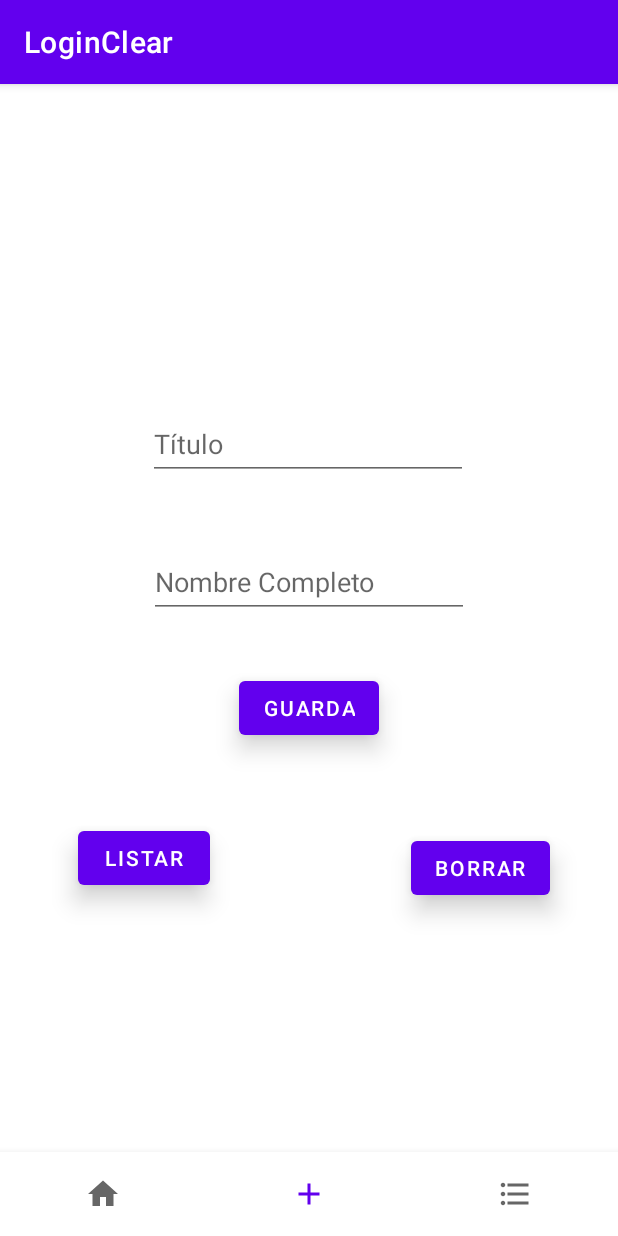
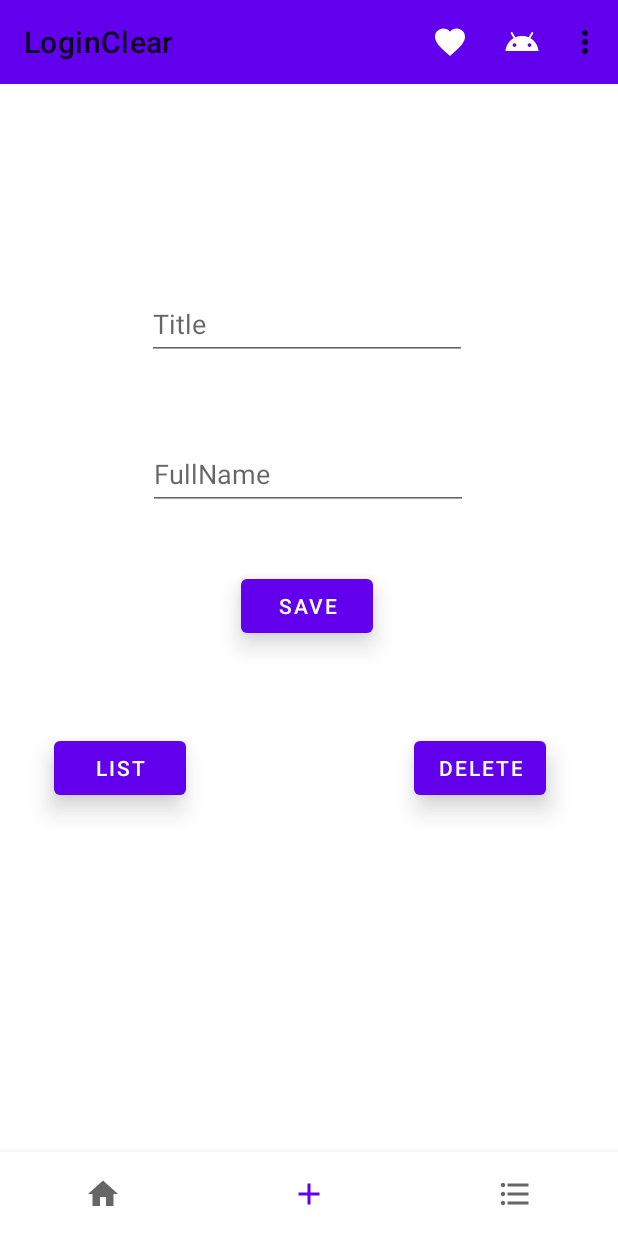
Before and after one commit to JosethF/FloresHerlin_Ciclos, an Android app: the screen it shows after launch (HomeActivity), item 2 of the bottom bar chosen, on a phone screen of 412 x 824 dp. Run offline under Robolectric (Android 15) with nearby library versions, the phone set to English and light mode, and no system bars.

Commit message:
Estaría terminado pero me han invitado a ver la nueva de Avatar así que xd xd

```diff
--- a/app/build.gradle
+++ b/app/build.gradle
@@ -38,6 +38,8 @@ dependencies {
     implementation 'androidx.appcompat:appcompat:1.5.1'
     implementation 'com.google.android.material:material:1.7.0'
     implementation 'androidx.constraintlayout:constraintlayout:2.1.4'
+    implementation 'androidx.preference:preference-ktx:1.2.0'
+    implementation 'androidx.lifecycle:lifecycle-viewmodel-ktx:2.4.0'
     testImplementation 'junit:junit:4.13.2'
     androidTestImplementation 'androidx.test.ext:junit:1.1.3'
     androidTestImplementation 'androidx.test.espresso:espresso-core:3.4.0'
--- a/app/src/main/java/com/example/loginclear/Fragments/FormFragment.kt
+++ b/app/src/main/java/com/example/loginclear/Fragments/FormFragment.kt
@@ -1,6 +1,5 @@
 package com.example.loginclear.Fragments
 
-import android.annotation.SuppressLint
 import android.app.AlertDialog
 import android.content.DialogInterface
 import android.os.Bundle
@@ -18,7 +17,6 @@ import com.example.loginclear.R
 class FormFragment(dbH: CicloDBHelper) : Fragment() {
     var dbHelper = dbH;
 
-    @SuppressLint("ResourceType")
     override fun onCreateView(
         inflater: LayoutInflater, container: ViewGroup?,
         savedInstanceState: Bundle?
@@ -38,6 +36,7 @@ class FormFragment(dbH: CicloDBHelper) : Fragment() {
             var id = dbHelper.getAllData().size
             dbHelper.insertCiclo(Ciclo(id, inputTitulo.toString(), inputFullName.toString()))
             Toast.makeText(context, "¡Ciclo Guardado!", Toast.LENGTH_SHORT).show()
+            Toast.makeText(context, "", Toast.LENGTH_SHORT).show()
             activity?.supportFragmentManager?.beginTransaction()?.replace(R.id.fragment_container,FormFragment(dbHelper))?.addToBackStack(null)?.commit()
         }
 
--- a/app/src/main/java/com/example/loginclear/Fragments/HomeFragment.kt
+++ b/app/src/main/java/com/example/loginclear/Fragments/HomeFragment.kt
@@ -15,5 +15,4 @@ class HomeFragment : Fragment() {
     ): View? {
         return inflater.inflate(R.layout.fragment_home, container, false)
     }
-
 }
--- a/app/src/main/java/com/example/loginclear/Fragments/ListFragment.kt
+++ b/app/src/main/java/com/example/loginclear/Fragments/ListFragment.kt
@@ -1,12 +1,10 @@
 package com.example.loginclear.Fragments
 
 import android.os.Bundle
-import android.util.Log
 import androidx.fragment.app.Fragment
 import android.view.LayoutInflater
 import android.view.View
 import android.view.ViewGroup
-import android.widget.Toast
 import androidx.recyclerview.widget.DividerItemDecoration
 import androidx.recyclerview.widget.LinearLayoutManager
 import androidx.recyclerview.widget.RecyclerView
--- /dev/null
+++ b/app/src/main/java/com/example/loginclear/Toolbar/HomeToolbar.kt
@@ -0,0 +1,12 @@
+package com.example.loginclear.Toolbar
+
+import android.view.MenuItem
+import androidx.appcompat.app.AppCompatActivity
+import com.example.loginclear.R
+
+class HomeToolbar {
+    fun show(activities : AppCompatActivity){
+        activities.setSupportActionBar(activities.findViewById(R.id.homeToolbar))
+        //activities.supportActionBar?.title = "ChangeLanguage"
+    }
+}
--- /dev/null
+++ b/app/src/main/res/drawable/ic_android.xml
@@ -0,0 +1,5 @@
+<vector android:height="24dp" android:tint="#FFFFFF"
+    android:viewportHeight="24" android:viewportWidth="24"
+    android:width="24dp" xmlns:android="http://schemas.android.com/apk/res/android">
+    <path android:fillColor="@android:color/white" android:pathData="M17.6,9.48l1.84,-3.18c0.16,-0.31 0.04,-0.69 -0.26,-0.85c-0.29,-0.15 -0.65,-0.06 -0.83,0.22l-1.88,3.24c-2.86,-1.21 -6.08,-1.21 -8.94,0L5.65,5.67c-0.19,-0.29 -0.58,-0.38 -0.87,-0.2C4.5,5.65 4.41,6.01 4.56,6.3L6.4,9.48C3.3,11.25 1.28,14.44 1,18h22C22.72,14.44 20.7,11.25 17.6,9.48zM7,15.25c-0.69,0 -1.25,-0.56 -1.25,-1.25c0,-0.69 0.56,-1.25 1.25,-1.25S8.25,13.31 8.25,14C8.25,14.69 7.69,15.25 7,15.25zM17,15.25c-0.69,0 -1.25,-0.56 -1.25,-1.25c0,-0.69 0.56,-1.25 1.25,-1.25s1.25,0.56 1.25,1.25C18.25,14.69 17.69,15.25 17,15.25z"/>
+</vector>
--- /dev/null
+++ b/app/src/main/res/drawable/ic_fav.xml
@@ -0,0 +1,5 @@
+<vector android:height="24dp" android:tint="#FFFFFF"
+    android:viewportHeight="24" android:viewportWidth="24"
+    android:width="24dp" xmlns:android="http://schemas.android.com/apk/res/android">
+    <path android:fillColor="@android:color/white" android:pathData="M12,21.35l-1.45,-1.32C5.4,15.36 2,12.28 2,8.5 2,5.42 4.42,3 7.5,3c1.74,0 3.41,0.81 4.5,2.09C13.09,3.81 14.76,3 16.5,3 19.58,3 22,5.42 22,8.5c0,3.78 -3.4,6.86 -8.55,11.54L12,21.35z"/>
+</vector>
--- a/app/src/main/res/layout/activity_home.xml
+++ b/app/src/main/res/layout/activity_home.xml
@@ -5,6 +5,28 @@
     android:layout_width="match_parent"
     android:layout_height="match_parent"
     tools:context=".HomeActivity">
+
+    <!--<include layout="@menu/home_toolbar"/>-->
+    <androidx.appcompat.widget.Toolbar
+        android:id="@+id/homeToolbar"
+        android:layout_width="match_parent"
+        android:layout_height="wrap_content"
+        android:background="?attr/colorPrimary"
+        android:minHeight="?attr/actionBarSize"
+        android:theme="?attr/actionBarTheme"
+        android:tag="@string/titleToolbar"
+        tools:ignore="MissingConstraints">
+    </androidx.appcompat.widget.Toolbar>
+
+    <FrameLayout
+        android:id="@+id/fragment_container"
+        android:layout_width="match_parent"
+        android:layout_height="0dp"
+        app:layout_constraintBottom_toTopOf="@+id/main_menu"
+        app:layout_constraintEnd_toEndOf="parent"
+        app:layout_constraintStart_toStartOf="parent"
+        app:layout_constraintTop_toBottomOf="@+id/homeToolbar">
+    </FrameLayout>
 
     <com.google.android.material.bottomnavigation.BottomNavigationView
         android:id="@+id/main_menu"
@@ -16,13 +38,4 @@
         app:layout_constraintStart_toEndOf="parent"
         app:menu="@menu/bottom_navigation" />
 
-    <FrameLayout
-        android:id="@+id/fragment_container"
-        android:layout_width="match_parent"
-        android:layout_height="0dp"
-        app:layout_constraintBottom_toTopOf="@+id/main_menu"
-        app:layout_constraintEnd_toEndOf="parent"
-        app:layout_constraintStart_toStartOf="parent"
-        app:layout_constraintTop_toTopOf="parent" />
-
 </androidx.constraintlayout.widget.ConstraintLayout>
--- a/app/src/main/res/layout/fragment_form.xml
+++ b/app/src/main/res/layout/fragment_form.xml
@@ -9,42 +9,43 @@
         android:id="@+id/txtTitle"
         android:layout_width="wrap_content"
         android:layout_height="wrap_content"
-        android:layout_marginTop="216dp"
+        android:layout_marginTop="136dp"
+        android:autofillHints=""
         android:ems="10"
-        android:hint="Título"
+        android:hint="@string/titleForm"
+        android:inputType="textPersonName"
+        android:minHeight="48dp"
+        app:layout_constraintEnd_toEndOf="parent"
+        app:layout_constraintHorizontal_bias="0.492"
+        app:layout_constraintStart_toStartOf="parent"
+        app:layout_constraintTop_toTopOf="parent" />
+
+    <EditText
+        android:id="@+id/txtFullName"
+        android:layout_width="wrap_content"
+        android:layout_height="wrap_content"
+        android:layout_marginTop="52dp"
+        android:autofillHints=""
+        android:ems="10"
+        android:hint="@string/fullNameForm"
         android:inputType="textPersonName"
         android:minHeight="48dp"
         app:layout_constraintEnd_toEndOf="parent"
         app:layout_constraintHorizontal_bias="0.497"
         app:layout_constraintStart_toStartOf="parent"
-        app:layout_constraintTop_toTopOf="parent"
-        android:autofillHints="" />
-
-    <EditText
-        android:id="@+id/txtFullName"
-        android:layout_width="wrap_content"
-        android:layout_height="wrap_content"
-        android:layout_marginTop="44dp"
-        android:ems="10"
-        android:hint="Nombre Completo"
-        android:inputType="textPersonName"
-        android:minHeight="48dp"
-        app:layout_constraintEnd_toEndOf="parent"
-        app:layout_constraintStart_toStartOf="parent"
-        app:layout_constraintTop_toBottomOf="@+id/txtTitle"
-        android:autofillHints="" />
-
+        app:layout_constraintTop_toBottomOf="@+id/txtTitle" />
 
     <Button
         android:id="@+id/buttonForm"
         android:layout_width="wrap_content"
         android:layout_height="wrap_content"
-        android:layout_marginTop="36dp"
-        android:text="Guarda"
+        android:layout_marginTop="40dp"
         android:elevation="5dp"
+        android:stateListAnimator="@null"
+        android:text="@string/saveButton"
         android:translationZ="5dp"
-        android:stateListAnimator="@null"
         app:layout_constraintEnd_toEndOf="parent"
+        app:layout_constraintHorizontal_bias="0.496"
         app:layout_constraintStart_toStartOf="parent"
         app:layout_constraintTop_toBottomOf="@+id/txtFullName" />
 
@@ -52,16 +53,16 @@
         android:id="@+id/buttonList"
         android:layout_width="wrap_content"
         android:layout_height="wrap_content"
-        android:layout_marginStart="52dp"
+        android:layout_marginStart="36dp"
         android:layout_marginTop="52dp"
-        android:text="LISTAR"
         android:elevation="5dp"
+        android:stateListAnimator="@null"
+        android:text="@string/listButton"
         android:translationZ="5dp"
-        android:stateListAnimator="@null"
         app:layout_constraintBottom_toBottomOf="parent"
         app:layout_constraintStart_toStartOf="parent"
         app:layout_constraintTop_toBottomOf="@+id/buttonForm"
-        app:layout_constraintVertical_bias="0.0" />
+        app:layout_constraintVertical_bias="0.034" />
 
     <Button
         android:id="@+id/buttonDelete"
@@ -69,15 +70,16 @@
         android:layout_height="wrap_content"
         android:layout_marginStart="134dp"
         android:layout_marginTop="46dp"
-        android:text="Borrar"
         android:elevation="5dp"
+        android:stateListAnimator="@null"
+        android:text="@string/deleteButton"
         android:translationZ="5dp"
-        android:stateListAnimator="@null"
         app:layout_constraintBottom_toBottomOf="parent"
         app:layout_constraintEnd_toEndOf="parent"
-        app:layout_constraintHorizontal_bias="0.0"
+        app:layout_constraintHorizontal_bias="0.271"
         app:layout_constraintStart_toEndOf="@+id/buttonList"
         app:layout_constraintTop_toBottomOf="@+id/buttonForm"
-        app:layout_constraintVertical_bias="0.071" />
+        app:layout_constraintVertical_bias="0.056" />
+
 
 </androidx.constraintlayout.widget.ConstraintLayout>
--- a/app/src/main/res/layout/fragment_home.xml
+++ b/app/src/main/res/layout/fragment_home.xml
@@ -9,6 +9,5 @@
     <TextView
         android:layout_width="match_parent"
         android:layout_height="match_parent"
-        android:text="@string/home_fragment" />
-
+        android:text="@string/contentHome" />
 </FrameLayout>
--- a/app/src/main/res/layout/item_list.xml
+++ b/app/src/main/res/layout/item_list.xml
@@ -32,7 +32,7 @@
             android:layout_width="wrap_content"
             android:layout_height="wrap_content"
             android:layout_marginEnd="32dp"
-            android:text="BORRAR"
+            android:text="@string/deleteButton"
             android:elevation="5dp"
             android:translationZ="5dp"
             android:stateListAnimator="@null"
--- /dev/null
+++ b/app/src/main/res/menu/menu_toolbar.xml
@@ -0,0 +1,20 @@
+<?xml version="1.0" encoding="utf-8"?>
+<menu xmlns:android="http://schemas.android.com/apk/res/android"
+    xmlns:app="http://schemas.android.com/apk/res-auto">
+    <item
+        android:id="@+id/nav_fav"
+        android:icon="@drawable/ic_fav"
+        app:showAsAction="ifRoom"
+        android:title="@string/toolbarFav"/>
+    <item
+        android:id="@+id/nav_android"
+        android:icon="@drawable/ic_android"
+        app:showAsAction="ifRoom"
+        android:title="@string/toolbarAndroid"/>
+    <item
+        android:id="@+id/optionLlogout"
+        android:title="@string/toolbarLogout"/>
+    <item
+        android:id="@+id/optionSettings"
+        android:title="@string/toolbarSettings"/>
+</menu>
--- a/app/src/main/res/values-night/themes.xml
+++ b/app/src/main/res/values-night/themes.xml
@@ -1,6 +1,6 @@
 <resources xmlns:tools="http://schemas.android.com/tools">
     <!-- Base application theme. -->
-    <style name="Theme.LoginClear" parent="Theme.MaterialComponents.DayNight.DarkActionBar">
+    <style name="Theme.LoginClear" parent="Theme.MaterialComponents.DayNight.NoActionBar">
         <!-- Primary brand color. -->
         <item name="colorPrimary">@color/purple_200</item>
         <item name="colorPrimaryVariant">@color/purple_700</item>
@@ -14,7 +14,7 @@
         <!-- Customize your theme here. -->
     </style>
 
-    <style name="SplashTheme" parent="Theme.MaterialComponents.DayNight.DarkActionBar">
+    <style name="SplashTheme" parent="Theme.MaterialComponents.DayNight.NoActionBar">
         <item name="android:windowBackground">@drawable/splash</item>
     </style>
 </resources>
--- a/app/src/main/res/values/strings.xml
+++ b/app/src/main/res/values/strings.xml
@@ -1,6 +1,25 @@
+<?xml version="1.0" encoding="utf-8"?>
 <resources>
     <string name="app_name">LoginClear</string>
-    <!-- TODO: Remove or change this placeholder text -->
-    <string name="home_fragment">Hello Home</string>
-    <string name="form_fragment">Hello Form</string>
+    <string name="titleToolbar">ChangeLanguage</string>
+    <string name="usernameHint">Username</string>
+    <string name="passwordHint">Password</string>
+    <string name="button">BUTTON</string>
+    <string name="loginResult">Incorrect Data</string>
+    <string name="contentHome">HOME</string>
+    <string name="titleForm">Title</string>
+    <string name="fullNameForm">FullName</string>
+    <string name="saveButton">SAVE</string>
+    <string name="listButton">LIST</string>
+    <string name="deleteButton">DELETE</string>
+    <string name="toolbarFav">FAV</string>
+    <string name="toolbarAndroid">ANDROID</string>
+    <string name="toolbarLogout">LOGOUT</string>
+    <string name="toolbarSettings">SETTINGS</string>
+    <string name="titleLanguage">CHOOSE LANGUAGE</string>
+    <string-array name="selectedLanguage">
+        <item name="language">Spanish</item>
+        <item name="language">English</item>
+        <item name="language">Catala</item>
+    </string-array>
 </resources>
--- a/app/src/main/res/values/themes.xml
+++ b/app/src/main/res/values/themes.xml
@@ -1,7 +1,7 @@
 <resources xmlns:tools="http://schemas.android.com/tools">
     <!-- Base application theme. -->
 
-    <style name="Theme.LoginClear" parent="Theme.MaterialComponents.DayNight.DarkActionBar">
+    <style name="Theme.LoginClear" parent="Theme.MaterialComponents.DayNight.NoActionBar">
         <!-- Primary brand color. -->
         <item name="colorPrimary">@color/purple_500</item>
         <item name="colorPrimaryVariant">@color/purple_700</item>
@@ -15,7 +15,7 @@
         <!-- Customize your theme here. -->
     </style>
 
-    <style name="SplashTheme" parent="Theme.MaterialComponents.DayNight.DarkActionBar">
+    <style name="SplashTheme" parent="Theme.MaterialComponents.DayNight.NoActionBar">
         <item name="android:windowBackground">@drawable/splash</item>
     </style>
 </resources>
```
Also changed, not shown: app/src/main/java/com/example/loginclear/Fragments/SettingsFragment.kt (added, +54 -0 lines), app/src/main/java/com/example/loginclear/HomeActivity.kt (+38 -1 lines), app/src/main/java/com/example/loginclear/MainActivity.kt (+15 -1 lines), app/src/main/res/layout/activity_main.xml (+7 -3 lines), app/src/main/res/layout/fragment_settings.xml (added, +32 -0 lines), 2 other files.
